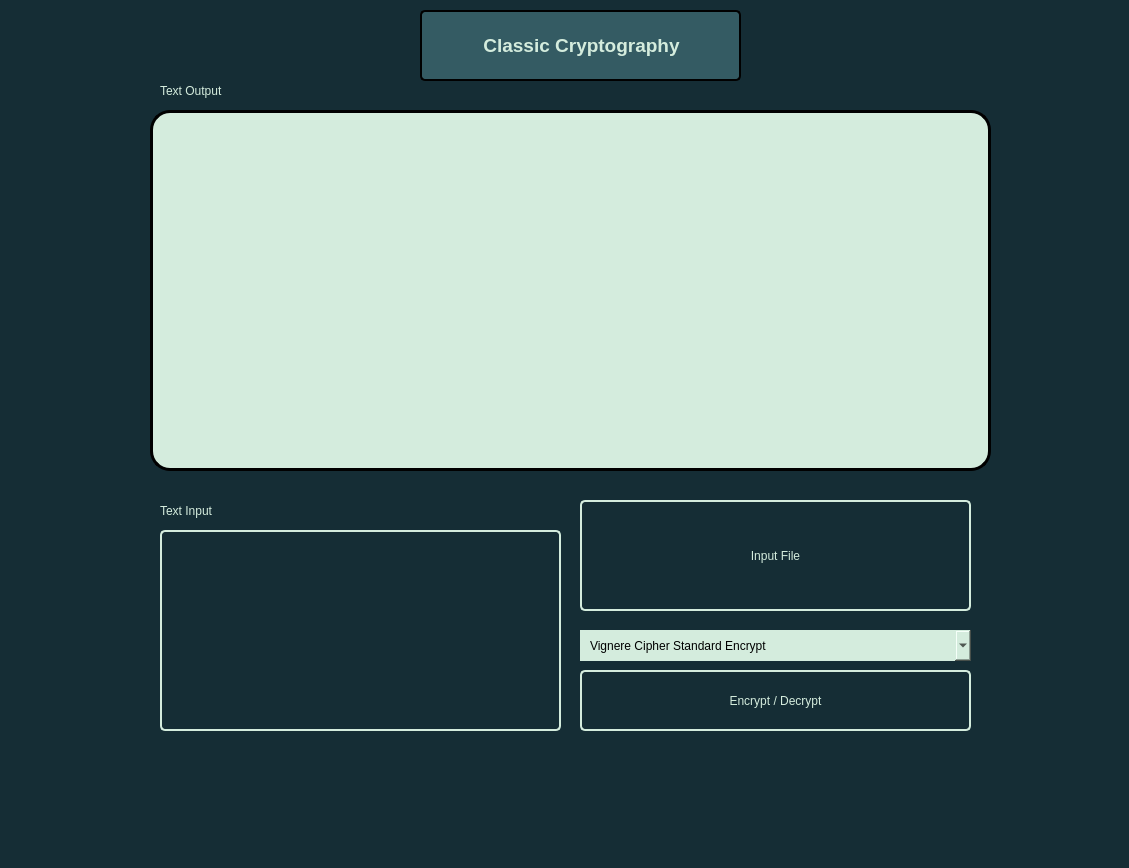
First picture: the form in gui/classic-crypto-gui-ui.ui, repository darubagus/ClassicCryptography2021, before the edit.
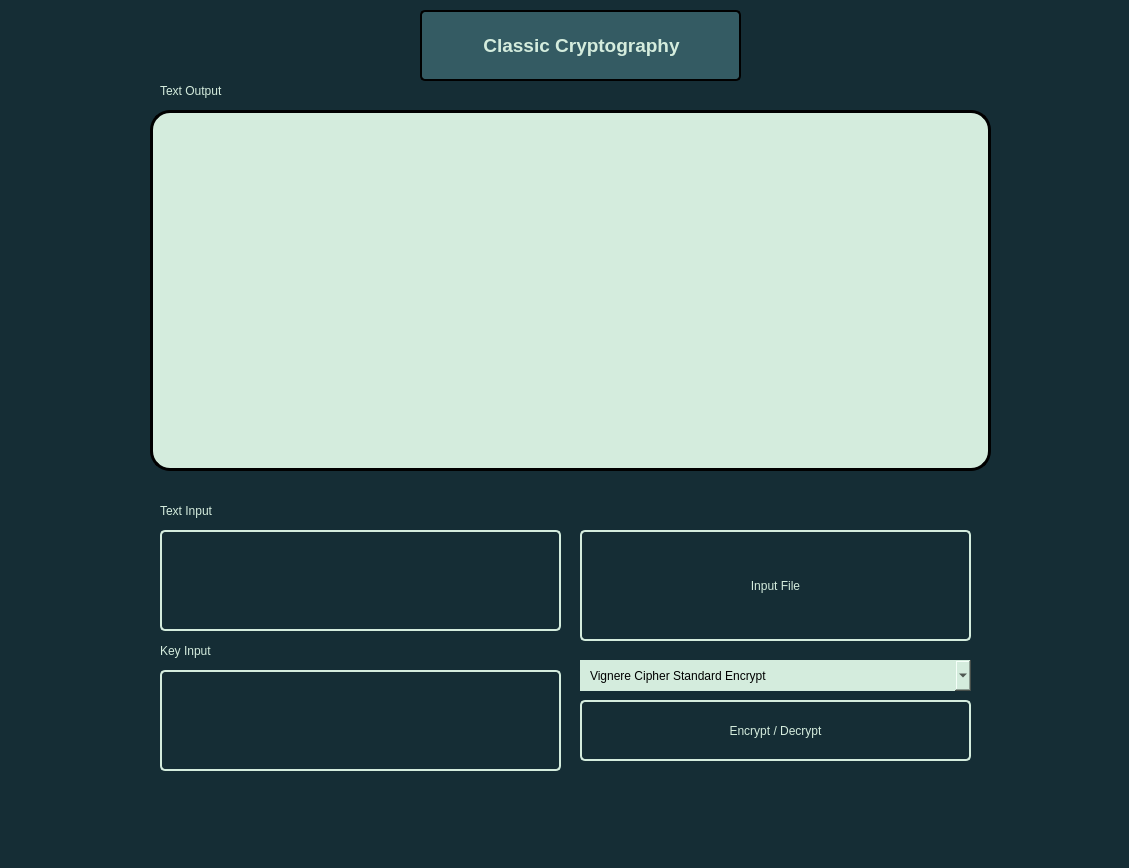
Second picture: the form after the edit.

Diff of the .ui file:
```diff
--- a/gui/classic-crypto-gui-ui.ui
+++ b/gui/classic-crypto-gui-ui.ui
@@ -65,7 +65,7 @@
     <property name="geometry">
      <rect>
       <x>580</x>
-      <y>630</y>
+      <y>660</y>
       <width>391</width>
       <height>31</height>
      </rect>
@@ -151,7 +151,7 @@
     <property name="geometry">
      <rect>
       <x>580</x>
-      <y>670</y>
+      <y>700</y>
       <width>391</width>
       <height>61</height>
      </rect>
@@ -172,7 +172,7 @@
       <x>160</x>
       <y>530</y>
       <width>401</width>
-      <height>201</height>
+      <height>101</height>
      </rect>
     </property>
     <property name="styleSheet">
@@ -190,7 +190,7 @@
     <property name="geometry">
      <rect>
       <x>580</x>
-      <y>500</y>
+      <y>530</y>
       <width>391</width>
       <height>111</height>
      </rect>
@@ -239,6 +239,43 @@
      <string>Text Output</string>
     </property>
    </widget>
+   <widget class="QLabel" name="label_4">
+    <property name="geometry">
+     <rect>
+      <x>160</x>
+      <y>640</y>
+      <width>111</width>
+      <height>21</height>
+     </rect>
+    </property>
+    <property name="styleSheet">
+     <string notr="true">color: #D4ECDD;
+font: 75 13pt &quot;Cascadia Code&quot;;</string>
+    </property>
+    <property name="text">
+     <string>Key Input</string>
+    </property>
+   </widget>
+   <widget class="QPlainTextEdit" name="inputText_2">
+    <property name="geometry">
+     <rect>
+      <x>160</x>
+      <y>670</y>
+      <width>401</width>
+      <height>101</height>
+     </rect>
+    </property>
+    <property name="styleSheet">
+     <string notr="true">border: 2px solid #D4ECDD;
+border-radius: 5px;
+color: rgb(212, 236, 221);
+padding: 5px;
+font: 75 13pt &quot;Cascadia Code&quot;;</string>
+    </property>
+    <property name="plainText">
+     <string/>
+    </property>
+   </widget>
   </widget>
   <widget class="QMenuBar" name="menubar">
    <property name="geometry">
```
